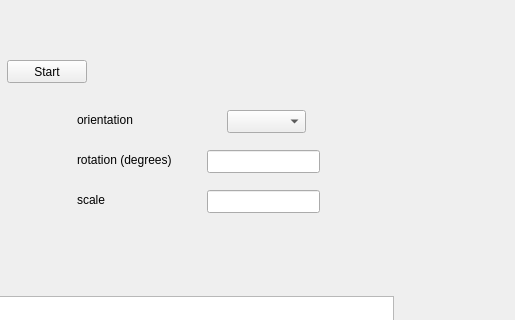
Above: QtUI/main.ui from jwhite510/wavefront-sensor-neural-network before the change; both pictures show x 447 to 962 and y 0 to 320 of the 962 by 846 pixel window. Below: the same form after it.
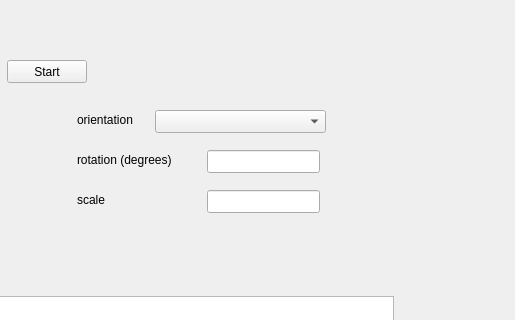
That is the form after the change. Custom widgets are drawn as their Qt base class.

Commit message: update processing parameters with signals

```diff
--- a/QtUI/main.ui
+++ b/QtUI/main.ui
@@ -73,9 +73,9 @@
          <widget class="QComboBox" name="orientation_edit">
           <property name="geometry">
            <rect>
-            <x>230</x>
+            <x>158</x>
             <y>60</y>
-            <width>79</width>
+            <width>171</width>
             <height>23</height>
            </rect>
           </property>
```
Left out of the diff: 65 changed lines with no effect on the pictures. The commit also changes 2 other files.
